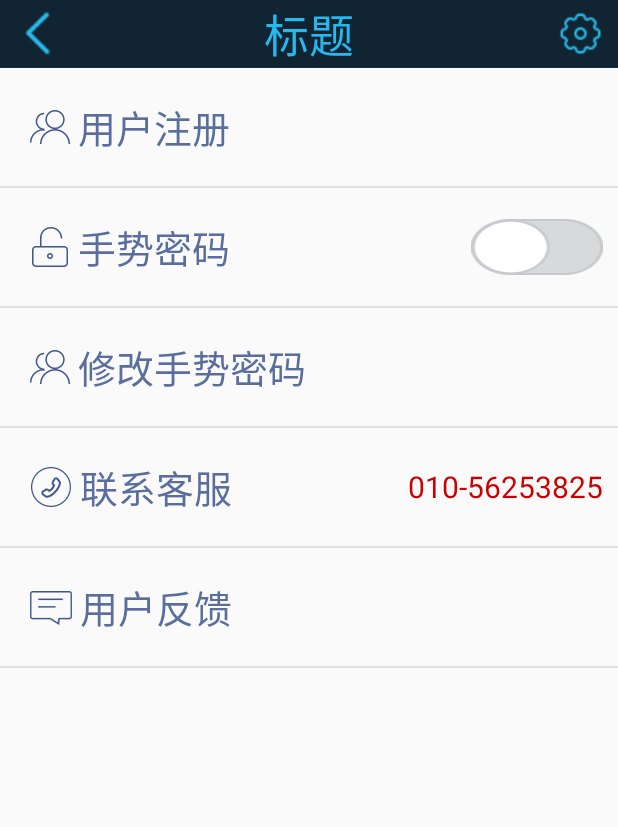
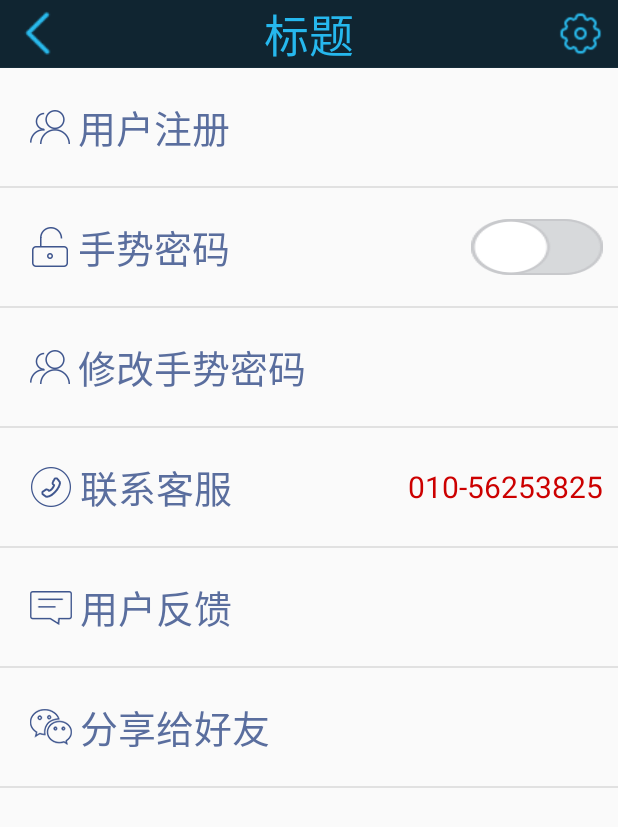
Before and after one commit to zhangsan2016/MyP2PInverst, an Android app: the layout fragment_more.xml on its own in the app's theme, with its tools: preview values and no code run, on a phone screen of 412 x 824 dp. Shown: the top 827 px of the screen. Run offline under Robolectric (Android 15) with nearby library versions, the phone set to English and light mode, and no system bars.

Commit message:
2019年2月14日 23:26:44 分享功能完成

```diff
--- a/app/src/main/AndroidManifest.xml
+++ b/app/src/main/AndroidManifest.xml
@@ -1,5 +1,6 @@
 <?xml version="1.0" encoding="utf-8"?>
 <manifest xmlns:android="http://schemas.android.com/apk/res/android"
+    xmlns:tools="http://schemas.android.com/tools"
     package="myp2pinverst.ldgd.com.myp2pinverst">
 
 
@@ -27,6 +28,7 @@
 
     <application
         android:name=".appliction.MyApplication"
+        tools:replace="android:name"
         android:allowBackup="true"
         android:icon="@mipmap/ic_launcher"
         android:label="@string/app_name"
--- a/app/src/main/res/layout/fragment_more.xml
+++ b/app/src/main/res/layout/fragment_more.xml
@@ -120,6 +120,20 @@
                 android:background="@color/divider_line"></View>
 
 
+            <TextView
+                android:id="@+id/tv_more_share"
+                android:text="分享给好友"
+                android:drawableLeft="@drawable/icon_more_share"
+                android:layout_width="match_parent"
+                style="@style/MoreTextStyle" />
+
+
+            <View
+                android:layout_width="match_parent"
+                android:layout_height="1dp"
+                android:background="@color/divider_line"></View>
+
+
 
         </LinearLayout>
 
--- a/build.gradle
+++ b/build.gradle
@@ -12,7 +12,7 @@ buildscript {
     dependencies {
         classpath 'com.android.tools.build:gradle:3.2.1'
         classpath 'com.jakewharton:butterknife-gradle-plugin:8.8.1'
-
+        classpath 'com.mob.sdk:MobSDK:+'
     }
 }
 
```
Also changed, not shown: app/build.gradle (+30 -0 lines), app/src/main/java/myp2pinverst/ldgd/com/myp2pinverst/appliction/MyApplication.java (+7 -0 lines), app/src/main/java/myp2pinverst/ldgd/com/myp2pinverst/fragment/MoreFragment.java (+47 -0 lines), app/src/main/res/drawable-hdpi/icon_more_share.png (added), 1 other file.
